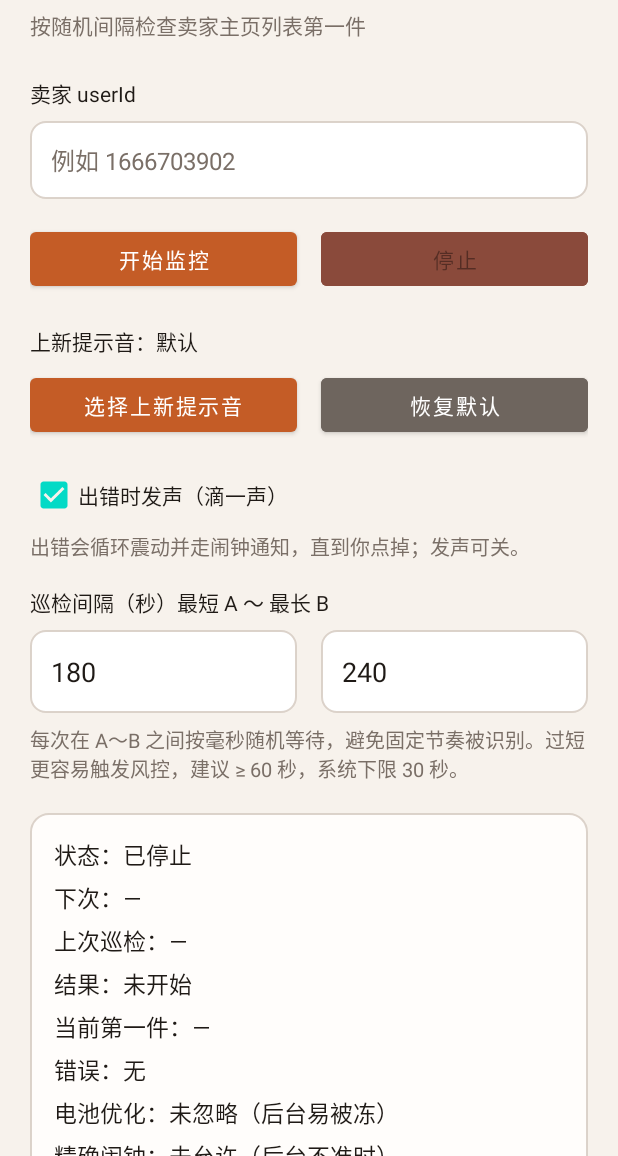
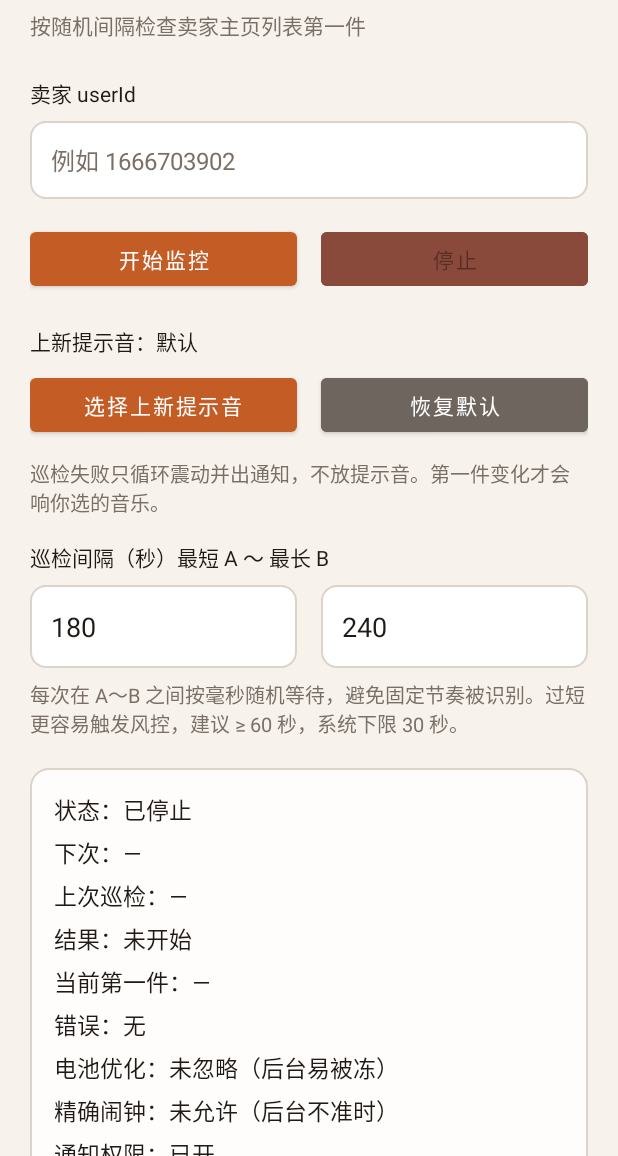
Before and after one commit to wsy02322/XYMonitor, an Android app: the screen it shows after launch (MainActivity), on a phone screen of 412 x 824 dp, the part 80-1236 px from its top. Run offline under Robolectric (Android 15) with nearby library versions, the phone set to English and light mode, and no system bars.

Commit message:
fix: 巡检失败只震动，不再放上新提示音
出错改走静音通知通道；上新仍用闹钟通道和所选音乐。

Co-authored-by: wsy02322 <wsy02322@users.noreply.github.com>

```diff
--- a/app/build.gradle.kts
+++ b/app/build.gradle.kts
@@ -11,8 +11,8 @@ android {
         applicationId = "com.xymonitor.app"
         minSdk = 26
         targetSdk = 34
-        versionCode = 8
-        versionName = "1.7"
+        versionCode = 9
+        versionName = "1.8"
         testInstrumentationRunner = "androidx.test.runner.AndroidJUnitRunner"
     }
 
--- a/app/src/main/java/com/xymonitor/app/AlertChannels.kt
+++ b/app/src/main/java/com/xymonitor/app/AlertChannels.kt
@@ -10,7 +10,7 @@ import android.os.Build
 
 object AlertChannels {
     const val RUNNING = "monitor"
-    const val ERROR = "monitor_error"
+    const val ERROR = "monitor_error_mute"
     const val ALERT_PREFIX = "monitor_alarm_"
 
     fun alertChannelId(soundUri: String): String {
@@ -28,6 +28,9 @@ object AlertChannels {
         val manager = context.getSystemService(NotificationManager::class.java)
         ensureRunning(context, manager)
         ensureError(context, manager)
+        manager.notificationChannels
+            .filter { it.id == "monitor_error" }
+            .forEach { manager.deleteNotificationChannel(it.id) }
         val id = alertChannelId(soundUri)
         manager.notificationChannels
             .filter {
@@ -81,7 +84,8 @@ object AlertChannels {
             context.getString(R.string.notify_error_channel),
             NotificationManager.IMPORTANCE_HIGH,
         )
-        error.enableVibration(true)
+        error.setSound(null, null)
+        error.enableVibration(false)
         error.lockscreenVisibility = android.app.Notification.VISIBILITY_PUBLIC
         manager.createNotificationChannel(error)
     }
--- a/app/src/main/java/com/xymonitor/app/InspectRunner.kt
+++ b/app/src/main/java/com/xymonitor/app/InspectRunner.kt
@@ -123,7 +123,7 @@ object InspectRunner {
             prefs.lastError = outcome.error.orEmpty()
             prefs.lastStatus = "巡检失败"
             DebugLog.i("巡检失败 ${outcome.error} 耗时=${Interval.formatSeconds(cost)}s")
-            ChangeAlert.fireError(app, outcome.error.orEmpty(), prefs.errorSound)
+            ChangeAlert.fireError(app, outcome.error.orEmpty())
         }
     }
 
--- a/app/src/main/java/com/xymonitor/app/MainActivity.kt
+++ b/app/src/main/java/com/xymonitor/app/MainActivity.kt
@@ -13,7 +13,6 @@ import android.os.Bundle
 import android.os.PowerManager
 import android.provider.Settings
 import android.widget.Button
-import android.widget.CheckBox
 import android.widget.EditText
 import android.widget.TextView
 import android.widget.Toast
@@ -30,7 +29,6 @@ class MainActivity : AppCompatActivity() {
     private lateinit var intervalAInput: EditText
     private lateinit var intervalBInput: EditText
     private lateinit var soundLabel: TextView
-    private lateinit var errorSoundBox: CheckBox
     private lateinit var statusView: TextView
     private lateinit var startButton: Button
     private lateinit var stopButton: Button
@@ -72,7 +70,6 @@ class MainActivity : AppCompatActivity() {
         intervalAInput = findViewById(R.id.intervalA)
         intervalBInput = findViewById(R.id.intervalB)
         soundLabel = findViewById(R.id.soundLabel)
-        errorSoundBox = findViewById(R.id.errorSound)
         statusView = findViewById(R.id.status)
         startButton = findViewById(R.id.start)
         stopButton = findViewById(R.id.stop)
@@ -92,9 +89,6 @@ class MainActivity : AppCompatActivity() {
             prefs.newItemSoundUri = ""
             AlertChannels.sync(this, "")
             render()
-        }
-        errorSoundBox.setOnCheckedChangeListener { _, checked ->
-            prefs.errorSound = checked
         }
         intervalAInput.setOnFocusChangeListener { _, hasFocus -> if (!hasFocus) persistSettings() }
         intervalBInput.setOnFocusChangeListener { _, hasFocus -> if (!hasFocus) persistSettings() }
@@ -177,7 +171,6 @@ class MainActivity : AppCompatActivity() {
         val b = intervalBInput.text.toString().trim().toIntOrNull() ?: return false
         prefs.intervalA = a
         prefs.intervalB = b
-        prefs.errorSound = errorSoundBox.isChecked
         if (!intervalAInput.hasFocus()) intervalAInput.setText(prefs.intervalA.toString())
         if (!intervalBInput.hasFocus()) intervalBInput.setText(prefs.intervalB.toString())
         return true
@@ -290,9 +283,6 @@ class MainActivity : AppCompatActivity() {
         startButton.isEnabled = !running
         stopButton.isEnabled = running
         userIdInput.isEnabled = !running
-        errorSoundBox.setOnCheckedChangeListener(null)
-        errorSoundBox.isChecked = prefs.errorSound
-        errorSoundBox.setOnCheckedChangeListener { _, checked -> prefs.errorSound = checked }
         soundLabel.text = getString(R.string.sound_value, soundName())
         fullscreenStatus.text = if (AlertChannels.canUseFullScreen(this)) {
             getString(R.string.fullscreen_on)
--- a/app/src/main/res/layout/activity_main.xml
+++ b/app/src/main/res/layout/activity_main.xml
@@ -104,18 +104,10 @@
                 android:text="@string/reset_sound" />
         </LinearLayout>
 
-        <CheckBox
-            android:id="@+id/errorSound"
+        <TextView
             android:layout_width="match_parent"
             android:layout_height="wrap_content"
             android:layout_marginTop="12dp"
-            android:checked="true"
-            android:text="@string/error_sound"
-            android:textColor="@color/text" />
-
-        <TextView
-            android:layout_width="match_parent"
-            android:layout_height="wrap_content"
             android:text="@string/error_hint"
             android:textColor="@color/muted"
             android:textSize="13sp" />
--- a/app/src/main/res/values/strings.xml
+++ b/app/src/main/res/values/strings.xml
@@ -21,13 +21,12 @@
     <string name="sound_value">上新提示音：%1$s</string>
     <string name="sound_default">默认</string>
     <string name="sound_custom">已选择</string>
-    <string name="error_sound">出错时发声（滴一声）</string>
-    <string name="error_hint">出错会循环震动并走闹钟通知，直到你点掉；发声可关。</string>
+    <string name="error_hint">巡检失败只循环震动并出通知，不放提示音。第一件变化才会响你选的音乐。</string>
     <string name="interval_label">巡检间隔（秒）最短 A ～ 最长 B</string>
     <string name="interval_a_hint">最短秒数</string>
     <string name="interval_b_hint">最长秒数</string>
     <string name="interval_hint">每次在 A～B 之间按毫秒随机等待，避免固定节奏被识别。过短更容易触发风控，建议 ≥ 60 秒，系统下限 30 秒。</string>
     <string name="probe">试一次提醒（不改已记 ID）</string>
     <string name="copy_log">复制调试日志</string>
-    <string name="tips">第一件变化或巡检失败都会循环震动，直到你点通知、点弹窗确定、点状态栏。系统状态栏可能显示下次巡检为闹钟，这是为了准时唤醒。下方是调试日志；先点「试一次提醒」确认本机震动和声音。</string>
+    <string name="tips">第一件变化会循环震动并放提示音；巡检失败只震动。点通知、弹窗确定或状态栏可停震。系统状态栏可能显示下次巡检为闹钟。下方是调试日志；先点「试一次提醒」确认上新的震动和声音。</string>
 </resources>
```
Also changed, not shown: app/src/main/java/com/xymonitor/app/ChangeAlert.kt (+15 -18 lines), 1 other file.
